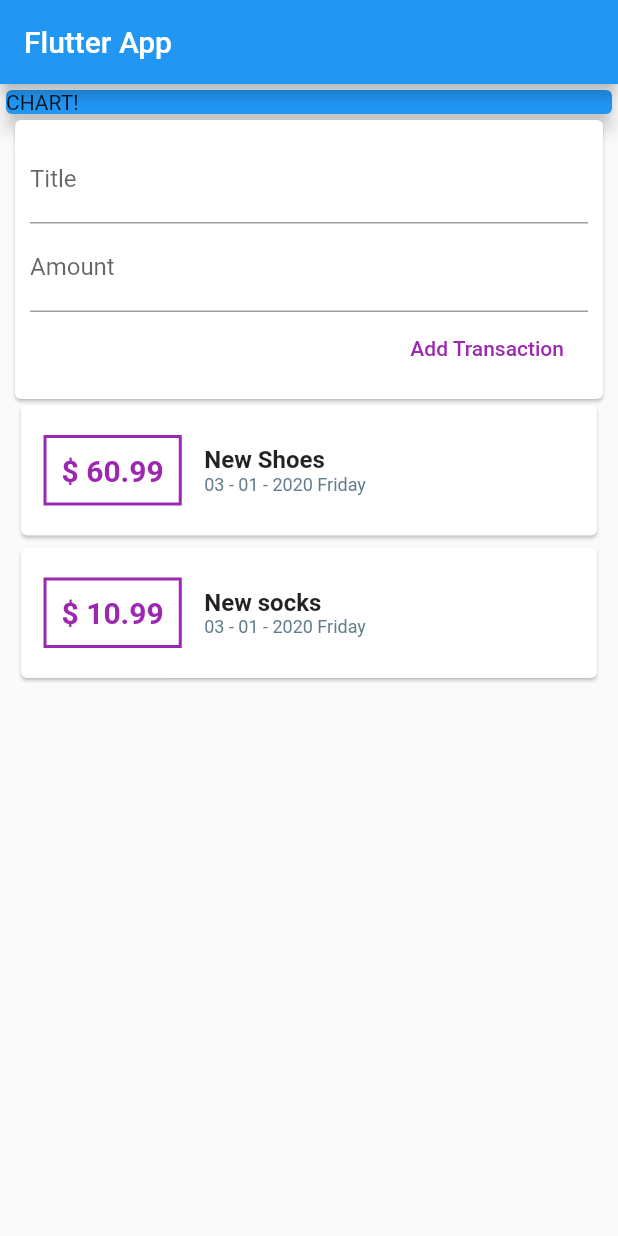
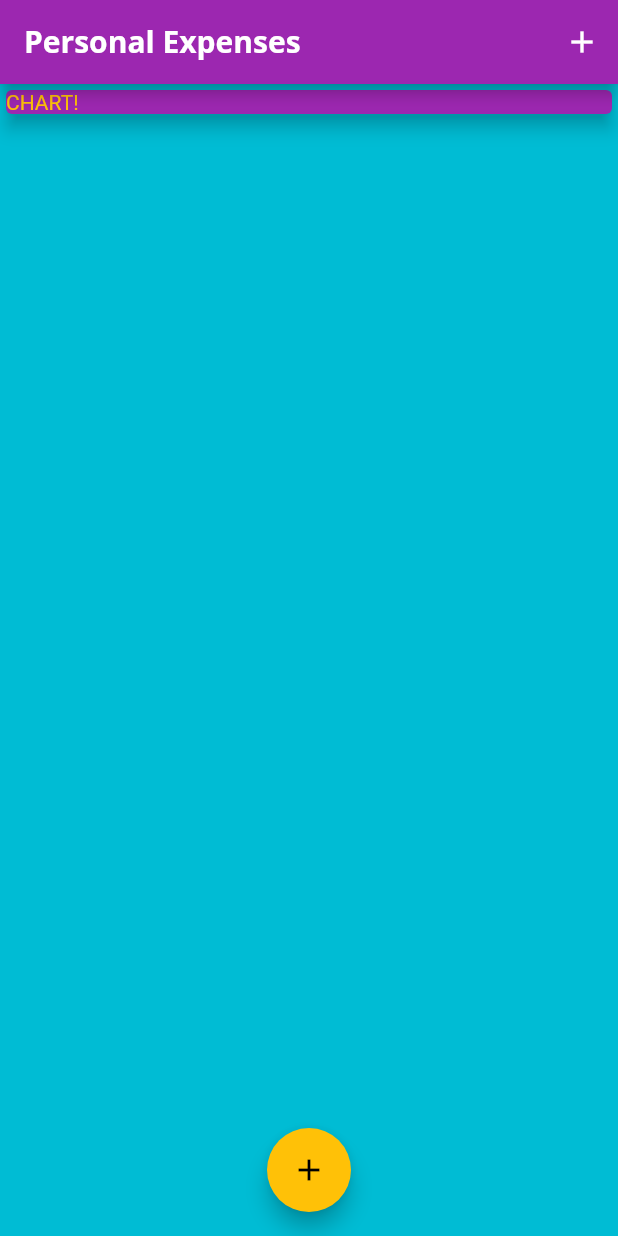
Before and after one commit to thanigai-vuram/flutter_testing, a Flutter app: the screen it shows after launch, on a phone screen of 412 x 824 dp. Run offline on Flutter 3.47's test engine with Material 2 defaults, Android fonts, the phone set to English and light mode, and no system bars.

Commit message:
Added fonts.

```diff
--- a/lib/main.dart
+++ b/lib/main.dart
@@ -1,7 +1,8 @@
 import 'package:flutter/material.dart';
-import 'package:intl/intl.dart';
 
-import './models/transaction.dart';
+import "./widgets/new_transaction.dart";
+import "./widgets/transaction_list.dart";
+import "./models/transaction.dart";
 
 void main() => runApp(MyApp());
 
@@ -9,124 +10,112 @@ class MyApp extends StatelessWidget {
   @override
   Widget build(BuildContext context) {
     return MaterialApp(
-      title: 'Flutter App',
+      title: 'Personal Expenses',
+      theme: ThemeData(
+          primarySwatch: Colors.purple,
+          accentColor: Colors.amber,
+          brightness: Brightness.light,
+          canvasColor: Colors.cyan,
+          // fontFamily: 'QuickSand',
+          textTheme: ThemeData.light().textTheme.copyWith(
+                  title: TextStyle(
+                fontFamily: 'OpenSans',
+                fontWeight: FontWeight.bold,
+                fontSize: 18,
+              )),
+          appBarTheme: AppBarTheme(
+              textTheme: ThemeData.light().textTheme.copyWith(
+                      title: TextStyle(
+                    fontFamily: 'OpenSans',
+                    fontSize: 20,
+                    fontWeight: FontWeight.bold,
+                  )))),
       home: MyHomePage(),
     );
   }
 }
 
-class MyHomePage extends StatelessWidget {
-  String titleInput, amountInput;
-  final List<Transaction> transactions = [
-    Transaction(
-      id: "1",
-      title: "New Shoes",
-      amount: 60.99,
+class MyHomePage extends StatefulWidget {
+  @override
+  _MyHomePageState createState() => _MyHomePageState();
+}
+
+class _MyHomePageState extends State<MyHomePage> {
+  final List<Transaction> _userTransactions = [
+    // Transaction(
+    //   id: "1",
+    //   title: "New Shoes",
+    //   amount: 60.99,
+    //   date: DateTime.now(),
+    // ),
+    // Transaction(
+    //   id: "2",
+    //   title: "New socks",
+    //   amount: 10.99,
+    //   date: DateTime.now(),
+    // )
+  ];
+
+  void _addNewTransaction(String title, double amount) {
+    final newTx = Transaction(
+      title: title,
+      amount: amount,
       date: DateTime.now(),
-    ),
-    Transaction(
-      id: "2",
-      title: "New socks",
-      amount: 10.99,
-      date: DateTime.now(),
-    )
-  ];
+      id: DateTime.now().toString(),
+    );
+    setState(() {
+      _userTransactions.add(newTx);
+    });
+  }
+
+  void _startAddNewTransaction(BuildContext ctx) {
+    showModalBottomSheet(
+      context: ctx,
+      builder: (_) {
+        return NewTransaction(_addNewTransaction);
+      },
+    );
+  }
+
   @override
   Widget build(BuildContext context) {
     return Scaffold(
       appBar: AppBar(
-          title: Text("Flutter App"),
+        title: Text("Personal Expenses"),
+        actions: <Widget>[
+          IconButton(
+            icon: Icon(Icons.add),
+            onPressed: () => _startAddNewTransaction(context),
           ),
-        body: Column(
+        ],
+      ),
+      body: SingleChildScrollView(
+        child: Column(
           crossAxisAlignment: CrossAxisAlignment.stretch,
           mainAxisAlignment: MainAxisAlignment.start,
           children: <Widget>[
             Container(
               width: double.infinity,
               child: Card(
-                color: Colors.blue,
-                child: Text("CHART!"),
+                color: Theme.of(context).primaryColor,
+                child: Text(
+                  "CHART!",
+                  style: TextStyle(
+                    color: Theme.of(context).accentColor,
+                  ),
+                ),
                 elevation: 5,
               ),
             ),
-            Card(
-              margin: EdgeInsets.only(right: 10, left: 10),
-              child: Container(
-                margin: EdgeInsets.all(10),
-                child: Column(
-                  crossAxisAlignment: CrossAxisAlignment.end,
-                  children: <Widget>[
-                    TextField(
-                      decoration: InputDecoration(labelText: 'Title'),
-                      onChanged: (value) {
-                        titleInput = value;
-                      },
-                    ),
-                    TextField(
-                      decoration: InputDecoration(labelText: 'Amount'),
-                      onChanged: (value) {
-                        amountInput = value;
-                      },
-                    ),
-                    FlatButton(
-                      child: Text("Add Transaction"),
-                      textColor: Colors.purple,
-                      onPressed: () {
-                        print(titleInput + amountInput);
-                      },
-                    ),
+            TransactionList(_userTransactions)
           ],
         ),
       ),
-            ),
-            Container(
-              margin: EdgeInsets.only(left: 10, right: 10),
-              child: Column(
-                children: transactions.map((tx) {
-                  return Card(
-                    child: Row(
-                      children: <Widget>[
-                        Container(
-                          margin: EdgeInsets.symmetric(
-                            vertical: 20,
-                            horizontal: 15,
-                          ),
-                          decoration: BoxDecoration(
-                              border: Border.all(
-                            color: Colors.purple,
-                            width: 2,
-                          )),
-                          padding: EdgeInsets.all(10),
-                          child: Text(
-                            '\$ ${tx.amount}',
-                            style: TextStyle(
-                                fontWeight: FontWeight.bold,
-                                fontSize: 20,
-                                color: Colors.purple),
-                          ),
-                        ),
-                        Column(
-                          crossAxisAlignment: CrossAxisAlignment.start,
-                          children: <Widget>[
-                            Text(
-                              tx.title,
-                              style: TextStyle(
-                                  fontSize: 16, fontWeight: FontWeight.bold),
-                            ),
-                            Text(
-                              DateFormat("dd - MM - yyyy EEEE").format(tx.date),
-                              style: TextStyle(
-                                  fontSize: 12, color: Colors.blueGrey),
-                            ),
-                          ],
-                        )
-                      ],
+      floatingActionButtonLocation: FloatingActionButtonLocation.centerFloat,
+      floatingActionButton: FloatingActionButton(
+        child: Icon(Icons.add),
+        onPressed: () => _startAddNewTransaction(context),
       ),
     );
-                }).toList(),
-              ),
-            )
-          ],
-        ));
   }
 }
--- a/lib/widgets/transaction_list.dart
+++ b/lib/widgets/transaction_list.dart
@@ -1,17 +1,60 @@
 import 'package:flutter/material.dart';
+import 'package:intl/intl.dart';
 
-import "../models/transaction.dart";
+import '../models/transaction.dart';
 
-class TransactionList extends StatefulWidget {
-  @override
-  _TransactionListState createState() => _TransactionListState();
-}
-
-class _TransactionListState extends State<TransactionList> {
+class TransactionList extends StatelessWidget {
+  final List<Transaction> transactions;
+  TransactionList(this.transactions);
   @override
   Widget build(BuildContext context) {
     return Container(
-
+      margin: EdgeInsets.only(left: 10, right: 10),
+      height: 300,
+      child: ListView.builder(
+        itemBuilder: (context, index) {
+          return Card(
+            child: Row(
+              children: <Widget>[
+                Container(
+                  margin: EdgeInsets.symmetric(
+                    vertical: 20,
+                    horizontal: 15,
+                  ),
+                  decoration: BoxDecoration(
+                      border: Border.all(
+                    color: Theme.of(context).primaryColor,
+                    width: 2,
+                  )),
+                  padding: EdgeInsets.all(10),
+                  child: Text(
+                    '\u20B9 ${transactions[index].amount.toStringAsFixed(2)}',
+                    style: TextStyle(
+                        fontWeight: FontWeight.bold,
+                        fontSize: 20,
+                        color: Theme.of(context).primaryColor),
+                  ),
+                ),
+                Column(
+                  crossAxisAlignment: CrossAxisAlignment.start,
+                  children: <Widget>[
+                    Text(
+                      transactions[index].title,
+                      style: Theme.of(context).textTheme.title,
+                    ),
+                    Text(
+                      DateFormat("dd - MM - yyyy EEEE")
+                          .format(transactions[index].date),
+                      style: TextStyle(fontSize: 12, color: Colors.blueGrey),
+                    ),
+                  ],
+                )
+              ],
+            ),
+          );
+        },
+        itemCount: transactions.length,
+      ),
     );
   }
 }
```
Also changed, not shown: lib/widgets/new_transaction.dart (added, +58 -0 lines), pubspec.yaml (+11 -11 lines), assets/fonts/OpenSans-Bold.ttf (added), assets/fonts/OpenSans-Regular.ttf (added), assets/fonts/Quicksand-Bold.ttf (added), assets/fonts/Quicksand-Light.ttf (added), assets/fonts/Quicksand-Medium.ttf (added), assets/fonts/Quicksand-Regular.ttf (added), 1 other file. Lines whose indentation alone changed are shown as unchanged.
